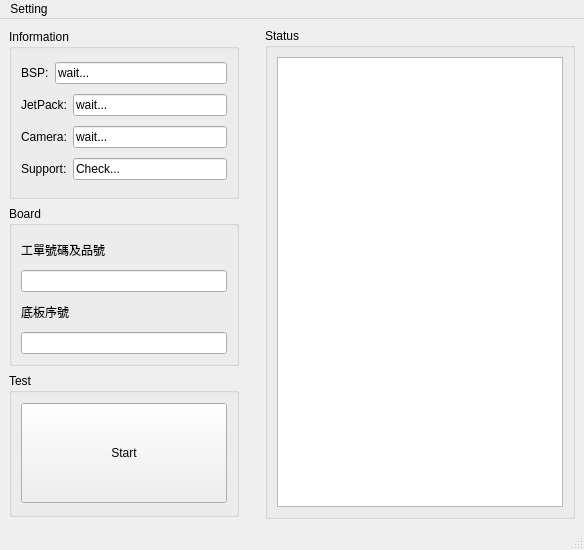
First picture: the form in test.ui, repository Mental812/TestingTool_GUI, before the edit.
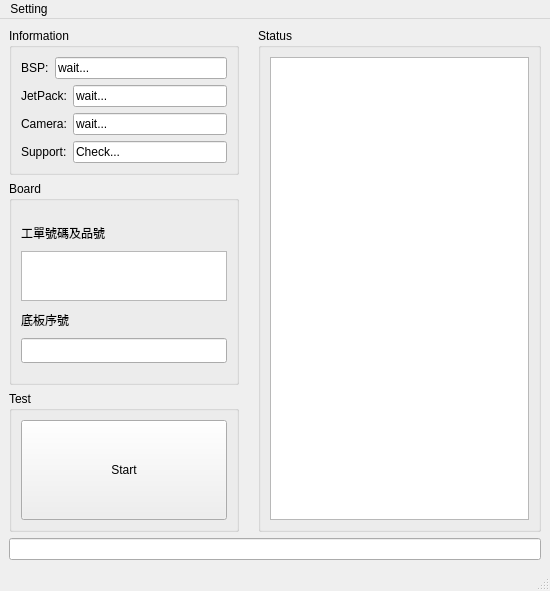
Second picture: the form after the edit.

```diff
--- a/test.ui
+++ b/test.ui
@@ -6,8 +6,8 @@
    <rect>
     <x>0</x>
     <y>0</y>
-    <width>584</width>
-    <height>550</height>
+    <width>550</width>
+    <height>591</height>
    </rect>
   </property>
   <property name="sizePolicy">
@@ -32,8 +32,18 @@
    <string>MainWindow</string>
   </property>
   <widget class="QWidget" name="centralwidget">
-   <layout class="QHBoxLayout" name="horizontalLayout_7">
-    <item>
+   <layout class="QGridLayout" name="gridLayout">
+    <item row="1" column="1">
+     <widget class="QLineEdit" name="lineEdit_message">
+      <property name="layoutDirection">
+       <enum>Qt::LeftToRight</enum>
+      </property>
+      <property name="alignment">
+       <set>Qt::AlignCenter</set>
+      </property>
+     </widget>
+    </item>
+    <item row="0" column="1">
      <layout class="QHBoxLayout" name="horizontalLayout_6">
       <item>
        <layout class="QVBoxLayout" name="verticalLayout_6">
@@ -146,42 +156,81 @@
          </widget>
         </item>
         <item>
-         <widget class="QGroupBox" name="groupBox">
+         <widget class="QGroupBox" name="groupBox_Board">
+          <property name="minimumSize">
+           <size>
+            <width>230</width>
+            <height>0</height>
+           </size>
+          </property>
           <property name="maximumSize">
            <size>
             <width>230</width>
-            <height>160</height>
+            <height>2500</height>
            </size>
           </property>
           <property name="title">
            <string>Board</string>
           </property>
+          <layout class="QVBoxLayout" name="verticalLayout_4">
+           <item>
           <layout class="QVBoxLayout" name="verticalLayout_5">
            <item>
             <layout class="QVBoxLayout" name="verticalLayout_2">
+               <property name="sizeConstraint">
+                <enum>QLayout::SetMaximumSize</enum>
+               </property>
              <item>
-              <widget class="QLabel" name="label_gondanpart">
+                <widget class="QLabel" name="label_gondan">
+                 <property name="maximumSize">
+                  <size>
+                   <width>16777215</width>
+                   <height>25</height>
+                  </size>
+                 </property>
                <property name="text">
                 <string>工單號碼及品號</string>
                </property>
               </widget>
              </item>
              <item>
-              <widget class="QLineEdit" name="lineEdit_gondanpart"/>
+                <widget class="QTextEdit" name="textEdit_gondan">
+                 <property name="maximumSize">
+                  <size>
+                   <width>16777215</width>
+                   <height>50</height>
+                  </size>
+                 </property>
+                </widget>
              </item>
             </layout>
            </item>
            <item>
-            <layout class="QVBoxLayout" name="verticalLayout_4">
+              <layout class="QVBoxLayout" name="verticalLayout_7">
              <item>
               <widget class="QLabel" name="label_board">
+                 <property name="maximumSize">
+                  <size>
+                   <width>16777215</width>
+                   <height>25</height>
+                  </size>
+                 </property>
                <property name="text">
                 <string>底板序號</string>
                </property>
               </widget>
              </item>
              <item>
-              <widget class="QLineEdit" name="lineEdit_board"/>
+                <widget class="QLineEdit" name="lineEdit_board">
+                 <property name="maximumSize">
+                  <size>
+                   <width>16777215</width>
+                   <height>25</height>
+                  </size>
+                 </property>
+                </widget>
+               </item>
+              </layout>
              </item>
             </layout>
            </item>
@@ -228,8 +277,8 @@
         </property>
         <property name="sizeHint" stdset="0">
          <size>
-          <width>20</width>
-          <height>20</height>
+          <width>13</width>
+          <height>502</height>
          </size>
         </property>
        </spacer>
@@ -256,7 +305,7 @@
     <rect>
      <x>0</x>
      <y>0</y>
-     <width>584</width>
+     <width>550</width>
      <height>22</height>
     </rect>
    </property>
```
Lines whose indentation alone changed are shown as unchanged.
